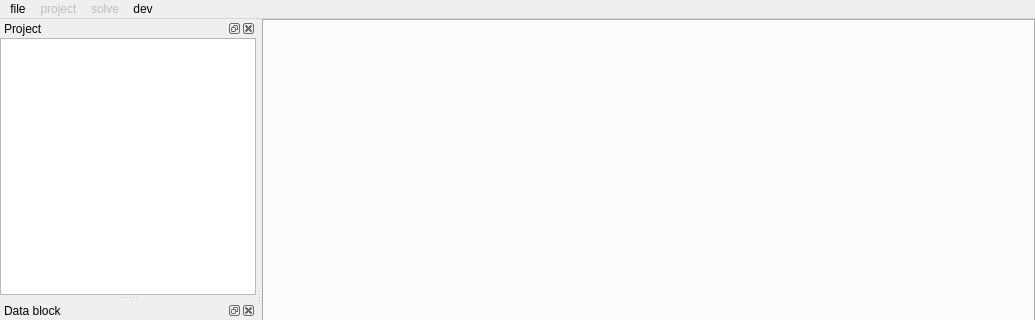
Old version of the form mainwindow.ui in the repository french-paragon/steviapp; both pictures show x 0 to 1035 and y 0 to 320 of the 1035 by 599 pixel window.
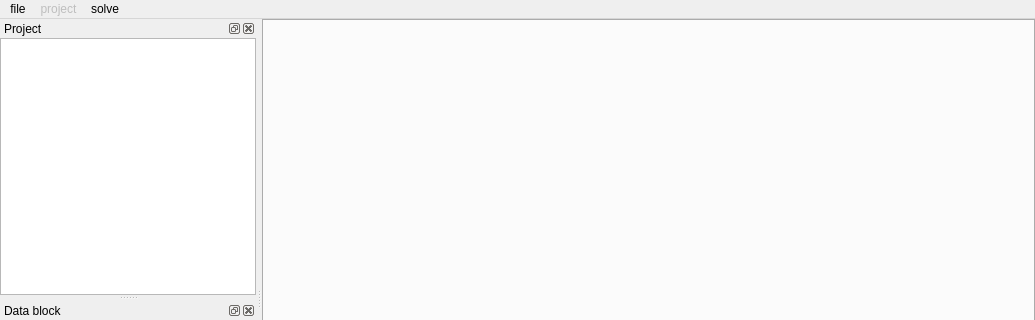
New version of the form.

Patch:
```diff
--- a/mainwindow.ui
+++ b/mainwindow.ui
@@ -45,7 +45,7 @@
      <x>0</x>
      <y>0</y>
      <width>1035</width>
-     <height>22</height>
+     <height>20</height>
     </rect>
    </property>
    <widget class="QMenu" name="menufile">
@@ -57,13 +57,6 @@
     <addaction name="actionsave_project_as"/>
     <addaction name="actionopen_Project"/>
    </widget>
-   <widget class="QMenu" name="menudev">
-    <property name="title">
-     <string>dev</string>
-    </property>
-    <addaction name="actionOpenSparseAlignEditor"/>
-    <addaction name="actionTestInitialSolutionFinder"/>
-   </widget>
    <widget class="QMenu" name="menuproject">
     <property name="enabled">
      <bool>false</bool>
@@ -74,7 +67,7 @@
    </widget>
    <widget class="QMenu" name="menusolve">
     <property name="enabled">
-     <bool>false</bool>
+     <bool>true</bool>
     </property>
     <property name="title">
      <string>solve</string>
@@ -85,7 +78,6 @@
    <addaction name="menufile"/>
    <addaction name="menuproject"/>
    <addaction name="menusolve"/>
-   <addaction name="menudev"/>
   </widget>
   <widget class="QStatusBar" name="statusbar"/>
   <widget class="QDockWidget" name="projectDockWidget">
```
Left out of the diff: 5 changed lines with no effect on the pictures.
